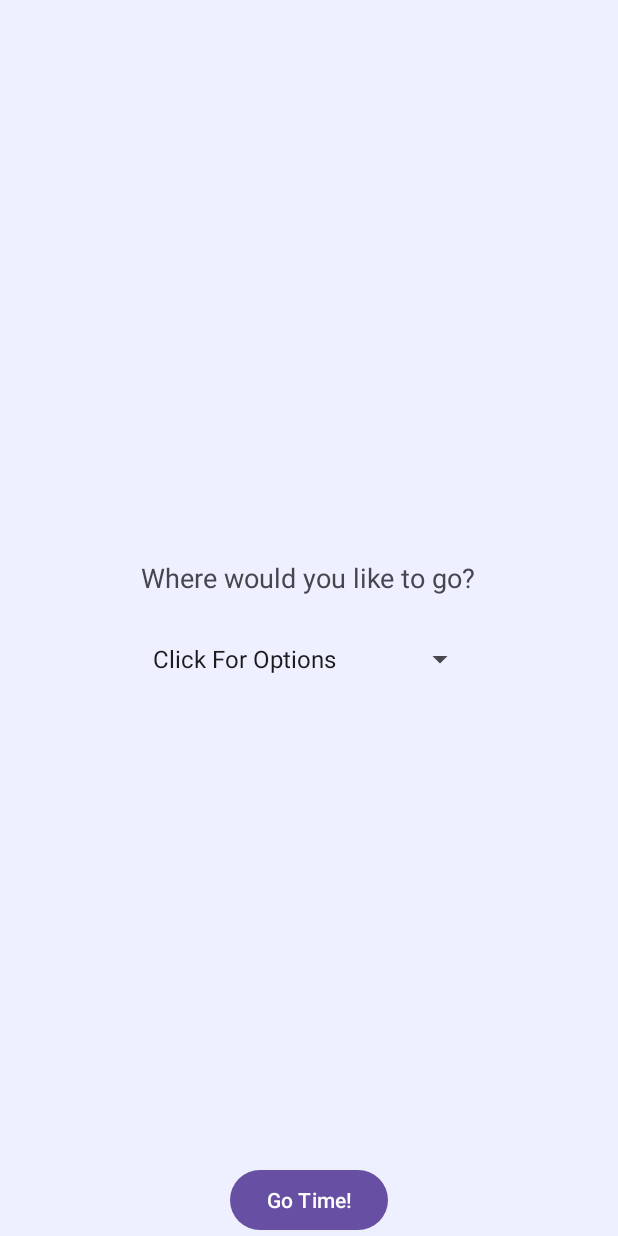
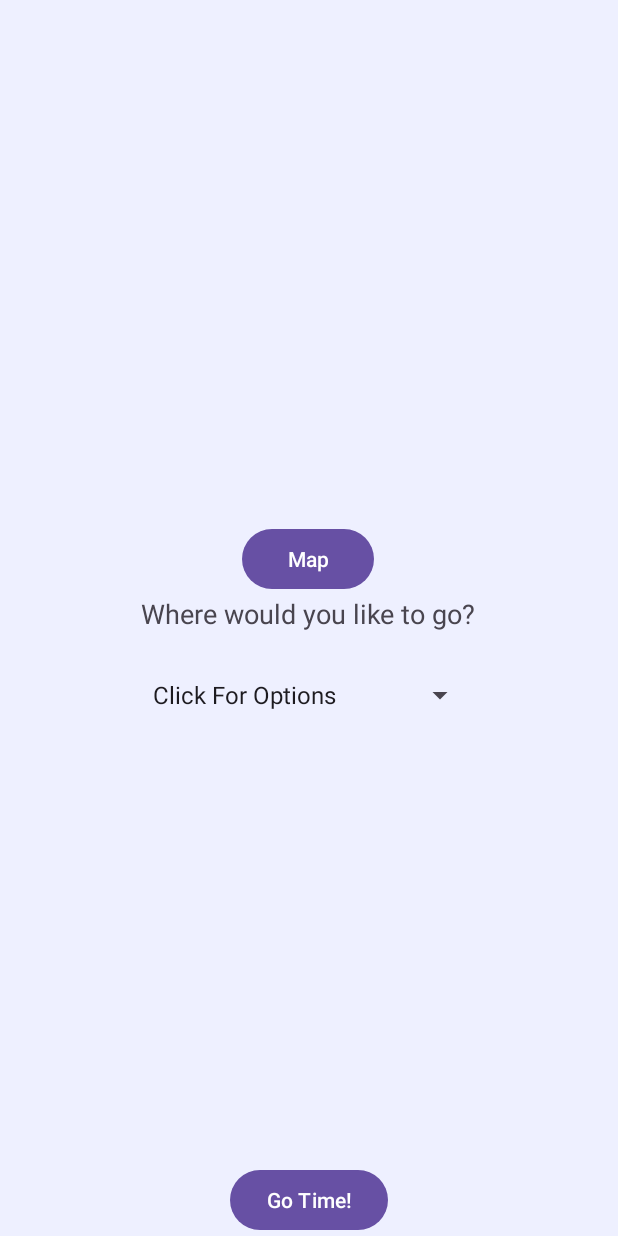
Before and after one commit to Akshat2923/akshat_nAvii, an Android app: the layout fragment_destination.xml on its own in the app's theme, with its tools: preview values and no code run, on a phone screen of 412 x 824 dp. Run offline under Robolectric (Android 15) with nearby library versions, the phone set to English and light mode, and no system bars.

Commit message:
alot of stuff2

```diff
--- a/app/src/main/java/com/example/akshat_navii/destination.kt
+++ b/app/src/main/java/com/example/akshat_navii/destination.kt
@@ -79,6 +79,12 @@ class destination : Fragment() {
             // Navigate to the next fragment
             (activity as MainActivity).replaceFragment(instructions())
         }
+        val buttonMap: Button = view.findViewById(R.id.buttonMap)
+        buttonMap.setOnClickListener {
+            // Save the selected location to Firebase Realtime Database
+            // Navigate to the next fragment
+            (activity as MainActivity).replaceFragment(currentLocation())
+        }
 
         return view
     }
--- a/app/src/main/res/layout/fragment_destination.xml
+++ b/app/src/main/res/layout/fragment_destination.xml
@@ -13,11 +13,19 @@
         android:layout_gravity="center_horizontal|top"
         />
 
+
+
     <LinearLayout
         android:layout_width="wrap_content"
         android:layout_height="wrap_content"
         android:orientation="vertical"
         android:layout_gravity="center">
+        <Button
+            android:id="@+id/buttonMap"
+            android:layout_width="wrap_content"
+            android:layout_height="wrap_content"
+            android:text="Map"
+            android:layout_gravity="bottom|center_horizontal" />
 
 
         <TextView
```
Also changed, not shown: app/src/main/java/com/example/akshat_navii/currentLocation.kt (+24 -12 lines).
